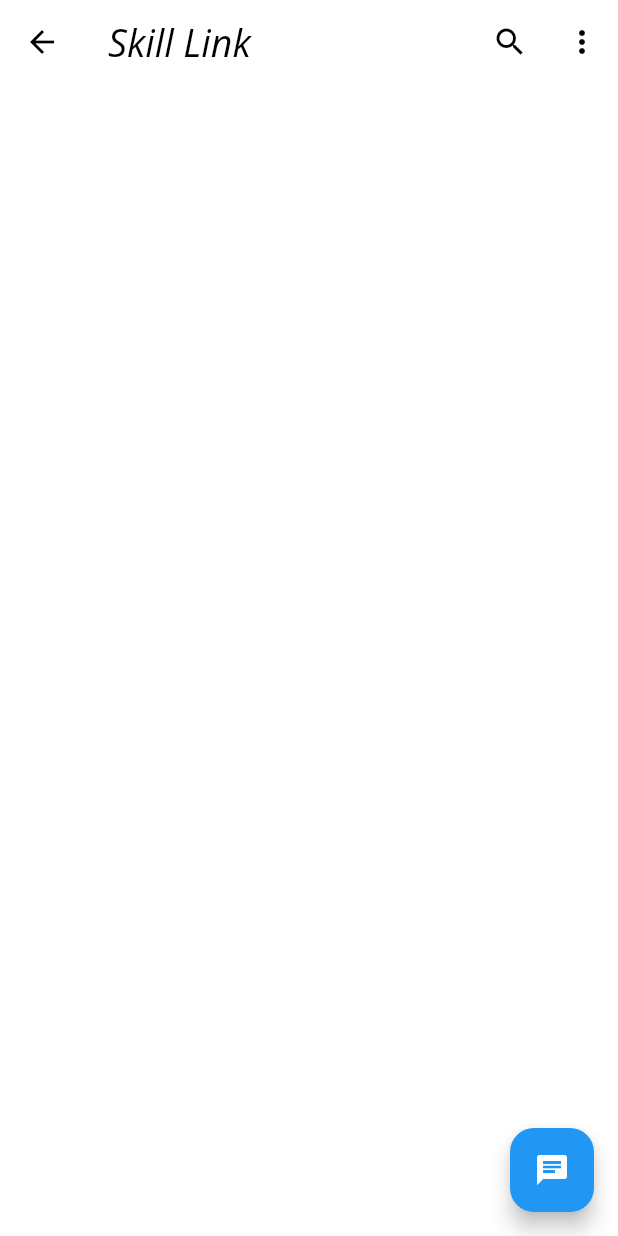
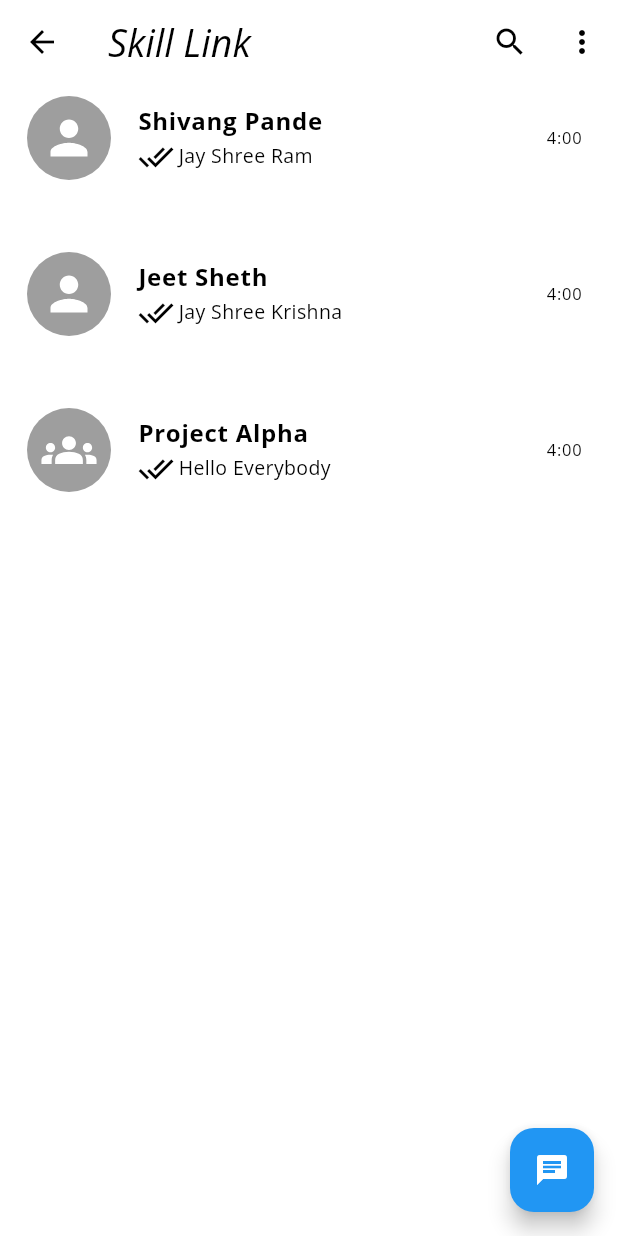
Before and after one commit to Shivvangg/skill_link, a Flutter app: the ChatScreen screen opened directly, on a phone screen of 412 x 824 dp. Run offline on Flutter 3.47's test engine with Material 3 defaults, Android fonts, the phone set to English and light mode, and no system bars; our stand-ins replace flutter_secure_storage, flutter_svg, image_picker; accounts and stored records are empty.

Commit message:
chat page update

```diff
--- /dev/null
+++ b/lib/common/custom_card.dart
@@ -0,0 +1,54 @@
+// ignore_for_file: deprecated_member_use
+
+import 'package:flutter/material.dart';
+import 'package:flutter_svg/flutter_svg.dart';
+import 'package:skill_link/model/chat_model.dart';
+import 'package:skill_link/screens/user/individual_chatpage.dart';
+
+class Customcard extends StatelessWidget {
+  const Customcard({super.key, required this.chatModel});
+  final ChatModel chatModel;
+
+  @override
+  Widget build(BuildContext context) {
+    return InkWell(
+      onTap: () {
+        Navigator.push(context, MaterialPageRoute(builder: (context) => const IndividualChatpage()));
+      },
+      child: Column(
+        children: [
+          ListTile(
+            leading: CircleAvatar(
+              radius: 30,
+              backgroundColor: Colors.grey,
+              child: SvgPicture.asset(
+                chatModel.isGroup ? "assets/iconns/groups.svg" : "assets/iconns/person.svg",
+                  color: Colors.white, height: 37, width: 37),
+            ),
+            title:  Text(chatModel.name,
+                style: const TextStyle(fontSize: 16, fontWeight: FontWeight.bold)),
+            subtitle:  Row(
+              children: [
+                const Icon(Icons.done_all),
+                const SizedBox(
+                  width: 3,
+                ),
+                Text(
+                  chatModel.currentMessage,
+                  style: const TextStyle(fontSize: 13, fontWeight: FontWeight.normal),
+                )
+              ],
+            ),
+            trailing: Text(chatModel.time),
+          ),
+          const Padding(
+            padding: EdgeInsets.all(8.0),
+            child: Divider(
+              thickness: 1,
+            ),
+          )
+        ],
+      ),
+    );
+  }
+}
--- /dev/null
+++ b/lib/model/chat_model.dart
@@ -0,0 +1,9 @@
+class ChatModel{
+  String name;
+  String icon;
+  bool isGroup;
+  String time;
+  String currentMessage;
+
+  ChatModel({required this.name, required this.icon, required this.isGroup, required this.time, required this.currentMessage});
+}
--- a/lib/screens/user/chat_screen.dart
+++ b/lib/screens/user/chat_screen.dart
@@ -1,6 +1,9 @@
 // ignore_for_file: avoid_print
 
 import 'package:flutter/material.dart';
+import 'package:skill_link/common/custom_card.dart';
+
+import '../../model/chat_model.dart';
 
 class ChatScreen extends StatefulWidget {
   const ChatScreen({super.key});
@@ -10,6 +13,12 @@ class ChatScreen extends StatefulWidget {
 }
 
 class _ChatScreenState extends State<ChatScreen> {
+
+  List<ChatModel> chats = [
+    ChatModel(name: "Shivang Pande", icon: "person.svg", isGroup: false, time: "4:00", currentMessage: "Jay Shree Ram"),
+    ChatModel(name: "Jeet Sheth", icon: "person.svg", isGroup: false, time: "4:00", currentMessage: "Jay Shree Krishna"),
+    ChatModel(name: "Project Alpha", icon: "groups.svg", isGroup: true, time: "4:00", currentMessage: "Hello Everybody")
+  ];
   @override
   Widget build(BuildContext context) {
     return Scaffold(
@@ -39,7 +48,10 @@ class _ChatScreenState extends State<ChatScreen> {
         onPressed: () {},
         child: const Icon(Icons.chat),
       ),
-      body: Container(),
+      body: ListView.builder(
+        itemCount: chats.length,
+        itemBuilder: (context, index) => Customcard(chatModel: chats[index]),
+      ),
     );
   }
 }
--- /dev/null
+++ b/lib/screens/user/individual_chatpage.dart
@@ -0,0 +1,10 @@
+import 'package:flutter/material.dart';
+
+class IndividualChatpage extends StatelessWidget {
+  const IndividualChatpage({super.key});
+
+  @override
+  Widget build(BuildContext context) {
+    return const Placeholder();
+  }
+}
--- a/pubspec.yaml
+++ b/pubspec.yaml
@@ -41,6 +41,7 @@ dependencies:
   icons_plus: ^5.0.0
   web_socket_channel: ^3.0.1
   image_picker: ^1.1.2
+  flutter_svg: ^2.0.10+1
 
 dev_dependencies:
   flutter_test:
@@ -70,6 +71,7 @@ flutter:
     - assets/images/skill_link-logo1.png
     - assets/images/background_auth.jpg
     - assets/images/gradient.png
+    - assets/iconns/
 
   # An image asset can refer to one or more resolution-specific "variants", see
   # https://flutter.dev/assets-and-images/#resolution-aware
```
Also changed, not shown: assets/iconns/groups.svg (added), assets/iconns/person.svg (added), pubspec.lock, 1 other file.
